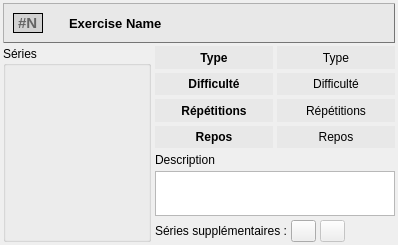
oktal/bodeasy, file src/exercisewidget.ui: the form before one commit.
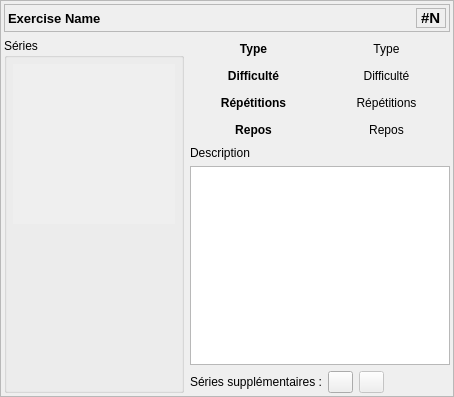
The form after the commit. Icons and pictures are not drawn.

Commit message: Rework ExerciseWidget. Make readonly the fake drawed editor.

What changed in the file:
```diff
--- a/src/exercisewidget.ui
+++ b/src/exercisewidget.ui
@@ -1,39 +1,35 @@
 <?xml version="1.0" encoding="UTF-8"?>
 <ui version="4.0">
  <class>ExerciseWidget</class>
- <widget class="QWidget" name="ExerciseWidget">
+ <widget class="QFrame" name="ExerciseWidget">
   <property name="geometry">
    <rect>
     <x>0</x>
     <y>0</y>
-    <width>398</width>
-    <height>245</height>
+    <width>454</width>
+    <height>397</height>
    </rect>
   </property>
-  <property name="sizePolicy">
-   <sizepolicy hsizetype="MinimumExpanding" vsizetype="MinimumExpanding">
-    <horstretch>0</horstretch>
-    <verstretch>0</verstretch>
-   </sizepolicy>
+  <property name="frameShape">
+   <enum>QFrame::StyledPanel</enum>
   </property>
-  <property name="styleSheet">
-   <string notr="true">QFrame#headerFrame {
-    border: 1px outset gray;
-    background-color: rgb(232, 232, 232);
-    border-color: rgb(117, 117, 117);
-}</string>
+  <property name="frameShadow">
+   <enum>QFrame::Plain</enum>
   </property>
-  <layout class="QVBoxLayout" name="verticalLayout_2" stretch="5,95">
-   <property name="spacing">
-    <number>3</number>
-   </property>
+  <layout class="QGridLayout" name="gridLayout">
    <property name="margin">
     <number>3</number>
    </property>
-   <item>
+   <property name="spacing">
+    <number>6</number>
+   </property>
+   <item row="0" column="0" colspan="2">
     <widget class="QFrame" name="headerFrame">
-     <property name="styleSheet">
-      <string notr="true"/>
+     <property name="sizePolicy">
+      <sizepolicy hsizetype="Preferred" vsizetype="Maximum">
+       <horstretch>0</horstretch>
+       <verstretch>0</verstretch>
+      </sizepolicy>
      </property>
      <property name="frameShape">
       <enum>QFrame::StyledPanel</enum>
@@ -41,42 +37,13 @@
      <property name="frameShadow">
       <enum>QFrame::Raised</enum>
      </property>
-     <layout class="QHBoxLayout" name="headerLayout" stretch="5,0,95">
-      <item>
-       <widget class="QLabel" name="lblNumber">
-        <property name="font">
-         <font>
-          <pointsize>11</pointsize>
-          <weight>75</weight>
-          <bold>true</bold>
-         </font>
-        </property>
-        <property name="styleSheet">
-         <string notr="true">border: 1px solid black;
-background-color: rgb(210, 210, 210);
-color: rgb(100, 100, 100);</string>
-        </property>
-        <property name="text">
-         <string notr="true">#N</string>
-        </property>
-       </widget>
-      </item>
-      <item>
-       <spacer name="horizontalSpacer_2">
-        <property name="orientation">
-         <enum>Qt::Horizontal</enum>
-        </property>
-        <property name="sizeType">
-         <enum>QSizePolicy::Maximum</enum>
-        </property>
-        <property name="sizeHint" stdset="0">
-         <size>
-          <width>20</width>
-          <height>20</height>
-         </size>
-        </property>
-       </spacer>
-      </item>
+     <layout class="QHBoxLayout" name="headerLayout">
+      <property name="spacing">
+       <number>6</number>
+      </property>
+      <property name="margin">
+       <number>3</number>
+      </property>
       <item>
        <widget class="QLabel" name="lblExerciseName">
         <property name="font">
@@ -91,45 +58,58 @@
         </property>
        </widget>
       </item>
+      <item>
+       <widget class="QLabel" name="lblNumber">
+        <property name="sizePolicy">
+         <sizepolicy hsizetype="Maximum" vsizetype="Preferred">
+          <horstretch>0</horstretch>
+          <verstretch>0</verstretch>
+         </sizepolicy>
+        </property>
+        <property name="font">
+         <font>
+          <pointsize>11</pointsize>
+          <weight>75</weight>
+          <bold>true</bold>
+         </font>
+        </property>
+        <property name="frameShape">
+         <enum>QFrame::StyledPanel</enum>
+        </property>
+        <property name="text">
+         <string notr="true">#N</string>
+        </property>
+       </widget>
+      </item>
      </layout>
     </widget>
    </item>
-   <item>
-    <layout class="QHBoxLayout" name="horizontalLayout_2" stretch="40,60">
-     <property name="spacing">
-      <number>4</number>
-     </property>
-     <item>
+   <item row="1" column="0">
       <widget class="QGroupBox" name="groupBox">
+     <property name="sizePolicy">
+      <sizepolicy hsizetype="Maximum" vsizetype="Preferred">
+       <horstretch>0</horstretch>
+       <verstretch>0</verstretch>
+      </sizepolicy>
+     </property>
+     <property name="minimumSize">
+      <size>
+       <width>180</width>
+       <height>0</height>
+      </size>
+     </property>
        <property name="title">
         <string>Séries</string>
        </property>
        <layout class="QVBoxLayout" name="verticalLayout">
-        <property name="leftMargin">
-         <number>9</number>
-        </property>
-        <property name="topMargin">
-         <number>5</number>
-        </property>
-        <property name="rightMargin">
-         <number>5</number>
-        </property>
-        <property name="bottomMargin">
-         <number>5</number>
+      <property name="margin">
+       <number>6</number>
         </property>
         <item>
          <widget class="QScrollArea" name="scrollArea">
-          <property name="styleSheet">
-           <string notr="true">QWidget#scrollArea {
-	background-color: transparent;
-}</string>
-          </property>
           <property name="frameShape">
            <enum>QFrame::NoFrame</enum>
           </property>
-          <property name="frameShadow">
-           <enum>QFrame::Plain</enum>
-          </property>
           <property name="horizontalScrollBarPolicy">
            <enum>Qt::ScrollBarAlwaysOff</enum>
           </property>
@@ -141,41 +121,58 @@
             <rect>
              <x>0</x>
              <y>0</y>
-             <width>125</width>
-             <height>172</height>
-            </rect>
-           </property>
-           <property name="styleSheet">
-            <string notr="true">QWidget#scrollAreaWidgetContents {
-	background-color: transparent;
-}</string>
-           </property>
-          </widget>
-         </widget>
-        </item>
-       </layout>
+           <width>164</width>
+           <height>158</height>
+          </rect>
+         </property>
+        </widget>
       </widget>
      </item>
      <item>
-      <layout class="QGridLayout" name="gridLayout" rowstretch="15,15,15,15,10,20,10">
+       <spacer name="verticalSpacer">
+        <property name="orientation">
+         <enum>Qt::Vertical</enum>
+        </property>
+        <property name="sizeHint" stdset="0">
+         <size>
+          <width>8</width>
+          <height>0</height>
+         </size>
+        </property>
+       </spacer>
+      </item>
+     </layout>
+    </widget>
+   </item>
+   <item row="1" column="1">
+    <widget class="QWidget" name="widget" native="true">
+     <property name="sizePolicy">
+      <sizepolicy hsizetype="Expanding" vsizetype="Preferred">
+       <horstretch>0</horstretch>
+       <verstretch>0</verstretch>
+      </sizepolicy>
+     </property>
+     <layout class="QGridLayout" name="gridLayout_2">
+      <property name="margin">
+       <number>0</number>
+      </property>
+      <property name="spacing">
+       <number>6</number>
+      </property>
        <item row="0" column="0">
         <widget class="QLabel" name="label_2">
+        <property name="minimumSize">
+         <size>
+          <width>0</width>
+          <height>21</height>
+         </size>
+        </property>
          <property name="font">
           <font>
            <weight>75</weight>
            <bold>true</bold>
           </font>
          </property>
-         <property name="styleSheet">
-          <string notr="true">background-color: rgb(232, 232, 232);
-border-style: none;</string>
-         </property>
-         <property name="frameShape">
-          <enum>QFrame::StyledPanel</enum>
-         </property>
-         <property name="frameShadow">
-          <enum>QFrame::Plain</enum>
-         </property>
          <property name="text">
           <string>Type</string>
          </property>
@@ -186,22 +183,18 @@
        </item>
        <item row="0" column="1">
         <widget class="QLabel" name="lblType">
+        <property name="minimumSize">
+         <size>
+          <width>0</width>
+          <height>21</height>
+         </size>
+        </property>
          <property name="font">
           <font>
            <weight>50</weight>
            <bold>false</bold>
           </font>
          </property>
-         <property name="styleSheet">
-          <string notr="true">background-color: rgb(232, 232, 232);
-border-style: none;</string>
-         </property>
-         <property name="frameShape">
-          <enum>QFrame::StyledPanel</enum>
-         </property>
-         <property name="frameShadow">
-          <enum>QFrame::Plain</enum>
-         </property>
          <property name="text">
           <string notr="true">Type</string>
          </property>
@@ -212,22 +205,18 @@
        </item>
        <item row="1" column="0">
         <widget class="QLabel" name="label_3">
+        <property name="minimumSize">
+         <size>
+          <width>0</width>
+          <height>21</height>
+         </size>
+        </property>
          <property name="font">
           <font>
            <weight>75</weight>
            <bold>true</bold>
           </font>
          </property>
-         <property name="styleSheet">
-          <string notr="true">background-color: rgb(232, 232, 232);
-border-style: none;</string>
-         </property>
-         <property name="frameShape">
-          <enum>QFrame::StyledPanel</enum>
-         </property>
-         <property name="frameShadow">
-          <enum>QFrame::Plain</enum>
-         </property>
          <property name="text">
           <string>Difficulté</string>
          </property>
@@ -238,22 +227,18 @@
        </item>
        <item row="1" column="1">
         <widget class="QLabel" name="lblDifficulty">
+        <property name="minimumSize">
+         <size>
+          <width>0</width>
+          <height>21</height>
+         </size>
+        </property>
          <property name="font">
           <font>
            <weight>50</weight>
            <bold>false</bold>
           </font>
          </property>
-         <property name="styleSheet">
-          <string notr="true">background-color: rgb(232, 232, 232);
-border-style: none;</string>
-         </property>
-         <property name="frameShape">
-          <enum>QFrame::StyledPanel</enum>
-         </property>
-         <property name="frameShadow">
-          <enum>QFrame::Plain</enum>
-         </property>
          <property name="text">
           <string notr="true">Difficulté</string>
          </property>
@@ -264,22 +249,18 @@
        </item>
        <item row="2" column="0">
         <widget class="QLabel" name="label_4">
+        <property name="minimumSize">
+         <size>
+          <width>0</width>
+          <height>21</height>
+         </size>
+        </property>
          <property name="font">
           <font>
            <weight>75</weight>
            <bold>true</bold>
           </font>
          </property>
-         <property name="styleSheet">
-          <string notr="true">background-color: rgb(232, 232, 232);
-border-style: none;</string>
-         </property>
-         <property name="frameShape">
-          <enum>QFrame::StyledPanel</enum>
-         </property>
-         <property name="frameShadow">
-          <enum>QFrame::Plain</enum>
-         </property>
          <property name="text">
           <string>Répétitions</string>
          </property>
@@ -290,22 +271,18 @@
        </item>
        <item row="2" column="1">
         <widget class="QLabel" name="lblRepetitions">
+        <property name="minimumSize">
+         <size>
+          <width>0</width>
+          <height>21</height>
+         </size>
+        </property>
          <property name="font">
           <font>
            <weight>50</weight>
            <bold>false</bold>
           </font>
          </property>
-         <property name="styleSheet">
-          <string notr="true">background-color: rgb(232, 232, 232);
-border-style: none;</string>
-         </property>
-         <property name="frameShape">
-          <enum>QFrame::StyledPanel</enum>
-         </property>
-         <property name="frameShadow">
-          <enum>QFrame::Plain</enum>
-         </property>
          <property name="text">
           <string notr="true">Répétitions</string>
          </property>
@@ -316,22 +293,18 @@
        </item>
        <item row="3" column="0">
         <widget class="QLabel" name="label_5">
+        <property name="minimumSize">
+         <size>
+          <width>0</width>
+          <height>21</height>
+         </size>
+        </property>
          <property name="font">
           <font>
            <weight>75</weight>
            <bold>true</bold>
           </font>
          </property>
-         <property name="styleSheet">
-          <string notr="true">background-color: rgb(232, 232, 232);
-border-style: none;</string>
-         </property>
-         <property name="frameShape">
-          <enum>QFrame::StyledPanel</enum>
-         </property>
-         <property name="frameShadow">
-          <enum>QFrame::Plain</enum>
-         </property>
          <property name="text">
           <string>Repos</string>
          </property>
@@ -342,22 +315,18 @@
        </item>
        <item row="3" column="1">
         <widget class="QLabel" name="lblRest">
+        <property name="minimumSize">
+         <size>
+          <width>0</width>
+          <height>21</height>
+         </size>
+        </property>
          <property name="font">
           <font>
            <weight>50</weight>
            <bold>false</bold>
           </font>
          </property>
-         <property name="styleSheet">
-          <string notr="true">background-color: rgb(232, 232, 232);
-border-style: none;</string>
-         </property>
-         <property name="frameShape">
-          <enum>QFrame::StyledPanel</enum>
-         </property>
-         <property name="frameShadow">
-          <enum>QFrame::Plain</enum>
-         </property>
          <property name="text">
           <string notr="true">Repos</string>
          </property>
@@ -366,28 +335,22 @@
          </property>
         </widget>
        </item>
-       <item row="4" column="0">
+      <item row="4" column="0" colspan="2">
         <widget class="QLabel" name="label">
          <property name="text">
           <string>Description</string>
          </property>
         </widget>
        </item>
-       <item row="5" column="0" colspan="2">
-        <widget class="QPlainTextEdit" name="txtDescription">
-         <property name="maximumSize">
-          <size>
-           <width>16777215</width>
-           <height>45</height>
-          </size>
-         </property>
-         <property name="readOnly">
-          <bool>true</bool>
-         </property>
-        </widget>
-       </item>
        <item row="6" column="0" colspan="2">
-        <layout class="QHBoxLayout" name="horizontalLayout">
+       <widget class="QWidget" name="wMore" native="true">
+        <layout class="QHBoxLayout" name="horizontalLayout_3">
+         <property name="spacing">
+          <number>6</number>
+         </property>
+         <property name="margin">
+          <number>0</number>
+         </property>
          <item>
           <widget class="QLabel" name="label_6">
            <property name="text">
@@ -406,9 +369,6 @@
            <property name="toolTip">
             <string>Ajouter une série</string>
            </property>
-           <property name="text">
-            <string/>
-           </property>
            <property name="icon">
             <iconset resource="ressources.qrc">
              <normaloff>:/images/plus-icon.png</normaloff>:/images/plus-icon.png</iconset>
@@ -435,9 +395,6 @@
            <property name="toolTip">
             <string>Supprimer la dernière série</string>
            </property>
-           <property name="text">
-            <string/>
-           </property>
            <property name="icon">
             <iconset resource="ressources.qrc">
              <normaloff>:/images/minus-icon.png</normaloff>:/images/minus-icon.png</iconset>
@@ -456,21 +413,34 @@
             <enum>Qt::Horizontal</enum>
            </property>
            <property name="sizeType">
-            <enum>QSizePolicy::MinimumExpanding</enum>
+            <enum>QSizePolicy::Expanding</enum>
            </property>
            <property name="sizeHint" stdset="0">
             <size>
-             <width>50</width>
-             <height>20</height>
+             <width>60</width>
+             <height>19</height>
             </size>
            </property>
           </spacer>
          </item>
         </layout>
-       </item>
-      </layout>
-     </item>
-    </layout>
+       </widget>
+      </item>
+      <item row="5" column="0" colspan="2">
+       <widget class="QPlainTextEdit" name="txtDescription">
+        <property name="minimumSize">
+         <size>
+          <width>0</width>
+          <height>45</height>
+         </size>
+        </property>
+        <property name="readOnly">
+         <bool>true</bool>
+        </property>
+       </widget>
+      </item>
+     </layout>
+    </widget>
    </item>
   </layout>
  </widget>
```
Lines whose indentation alone changed are shown as unchanged. The commit also changes 3 other files.
